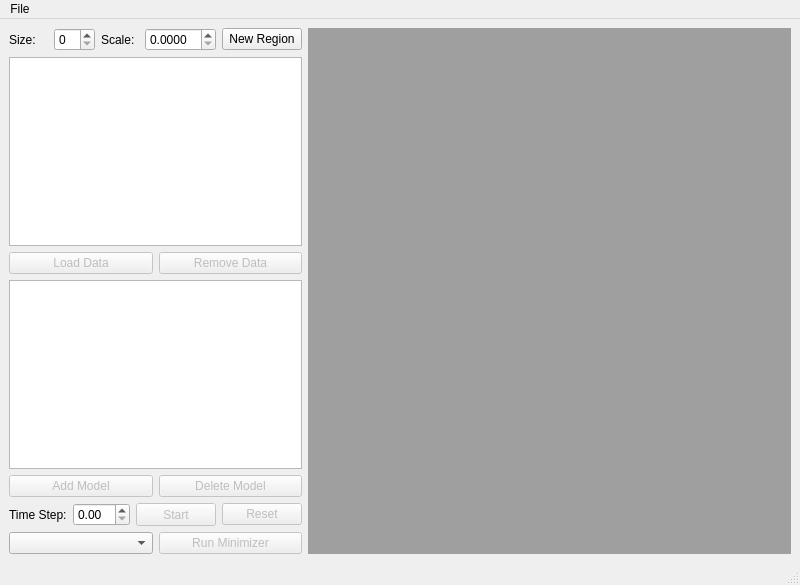
bkloppenborg/simtoi, file src/QT/gui_main.ui: the form before one commit.
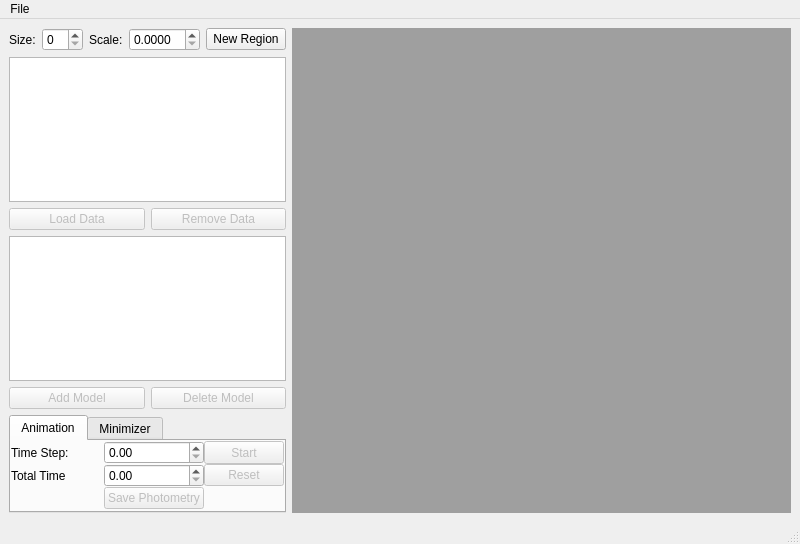
The form after the commit.

```diff
--- a/src/QT/gui_main.ui
+++ b/src/QT/gui_main.ui
@@ -7,7 +7,7 @@
     <x>0</x>
     <y>0</y>
     <width>800</width>
-    <height>585</height>
+    <height>544</height>
    </rect>
   </property>
   <property name="windowTitle">
@@ -50,10 +50,37 @@
       </item>
      </layout>
     </item>
-    <item row="0" column="2" rowspan="9">
+    <item row="0" column="1" rowspan="6">
      <widget class="QMdiArea" name="mdiArea"/>
     </item>
-    <item row="4" column="0">
+    <item row="1" column="0">
+     <widget class="QListView" name="listOpenFiles"/>
+    </item>
+    <item row="2" column="0">
+     <layout class="QHBoxLayout" name="horizontalLayout_2">
+      <item>
+       <widget class="QPushButton" name="btnLoadData">
+        <property name="enabled">
+         <bool>false</bool>
+        </property>
+        <property name="text">
+         <string>Load Data</string>
+        </property>
+       </widget>
+      </item>
+      <item>
+       <widget class="QPushButton" name="btnRemoveData">
+        <property name="enabled">
+         <bool>false</bool>
+        </property>
+        <property name="text">
+         <string>Remove Data</string>
+        </property>
+       </widget>
+      </item>
+     </layout>
+    </item>
+    <item row="3" column="0">
      <widget class="QTreeView" name="treeModels">
       <attribute name="headerMinimumSectionSize">
        <number>1</number>
@@ -63,7 +90,7 @@
       </attribute>
      </widget>
     </item>
-    <item row="5" column="0">
+    <item row="4" column="0">
      <layout class="QGridLayout" name="gridLayout_2">
       <item row="0" column="0">
        <widget class="QPushButton" name="btnAddModel">
@@ -87,60 +114,54 @@
       </item>
      </layout>
     </item>
-    <item row="2" column="0" rowspan="2">
-     <layout class="QHBoxLayout" name="horizontalLayout_2">
-      <item>
-       <widget class="QPushButton" name="btnLoadData">
-        <property name="enabled">
-         <bool>false</bool>
-        </property>
-        <property name="text">
-         <string>Load Data</string>
-        </property>
-       </widget>
-      </item>
-      <item>
-       <widget class="QPushButton" name="btnRemoveData">
-        <property name="enabled">
+    <item row="5" column="0">
+     <widget class="QTabWidget" name="tabWidget">
+      <property name="tabPosition">
+       <enum>QTabWidget::North</enum>
+      </property>
+      <property name="tabShape">
+       <enum>QTabWidget::Rounded</enum>
+      </property>
+      <property name="currentIndex">
+       <number>0</number>
+      </property>
+      <property name="elideMode">
+       <enum>Qt::ElideNone</enum>
+      </property>
+      <property name="usesScrollButtons">
+       <bool>true</bool>
+      </property>
+      <property name="documentMode">
          <bool>false</bool>
         </property>
-        <property name="text">
-         <string>Remove Data</string>
-        </property>
-       </widget>
-      </item>
-     </layout>
-    </item>
-    <item row="7" column="0" rowspan="2">
-     <layout class="QHBoxLayout" name="horizontalLayout_4">
-      <item>
-       <widget class="QComboBox" name="cboMinimizers"/>
-      </item>
-      <item>
-       <widget class="QPushButton" name="btnMinimizer">
-        <property name="enabled">
+      <property name="tabsClosable">
+       <bool>false</bool>
+      </property>
+      <property name="movable">
          <bool>false</bool>
         </property>
-        <property name="text">
-         <string>Run Minimizer</string>
+      <widget class="QWidget" name="tabWidgetPage1" native="true">
+       <attribute name="title">
+        <string>Animation</string>
+       </attribute>
+       <layout class="QGridLayout" name="gridLayout_3">
+        <property name="margin">
+         <number>0</number>
         </property>
-       </widget>
-      </item>
-     </layout>
-    </item>
-    <item row="6" column="0">
-     <layout class="QHBoxLayout" name="horizontalLayout">
-      <item>
+        <property name="spacing">
+         <number>0</number>
+        </property>
+        <item row="0" column="0">
        <widget class="QLabel" name="label_3">
         <property name="text">
          <string>Time Step:</string>
         </property>
        </widget>
       </item>
-      <item>
+        <item row="0" column="1">
        <widget class="QDoubleSpinBox" name="spinTimestep"/>
       </item>
-      <item>
+        <item row="0" column="2">
        <widget class="QPushButton" name="btnStartStop">
         <property name="enabled">
          <bool>false</bool>
@@ -156,7 +177,24 @@
         </property>
        </widget>
       </item>
-      <item>
+        <item row="1" column="0">
+         <widget class="QLabel" name="label_4">
+          <property name="text">
+           <string>Total Time</string>
+          </property>
+         </widget>
+        </item>
+        <item row="1" column="1">
+         <widget class="QDoubleSpinBox" name="spinTotalTime">
+          <property name="maximum">
+           <double>100000.000000000000000</double>
+          </property>
+          <property name="singleStep">
+           <double>100.000000000000000</double>
+          </property>
+         </widget>
+        </item>
+        <item row="1" column="2">
        <widget class="QPushButton" name="btnReset">
         <property name="enabled">
          <bool>false</bool>
@@ -166,10 +204,39 @@
         </property>
        </widget>
       </item>
-     </layout>
-    </item>
-    <item row="1" column="0">
-     <widget class="QListView" name="listOpenFiles"/>
+        <item row="2" column="1">
+         <widget class="QPushButton" name="btnSavePhotometry">
+          <property name="enabled">
+           <bool>false</bool>
+          </property>
+          <property name="text">
+           <string>Save Photometry</string>
+          </property>
+         </widget>
+        </item>
+       </layout>
+      </widget>
+      <widget class="QWidget" name="tabWidgetPage2">
+       <attribute name="title">
+        <string>Minimizer</string>
+       </attribute>
+       <layout class="QVBoxLayout" name="verticalLayout">
+        <item>
+         <widget class="QComboBox" name="cboMinimizers"/>
+        </item>
+        <item>
+         <widget class="QPushButton" name="btnMinimizer">
+          <property name="enabled">
+           <bool>false</bool>
+          </property>
+          <property name="text">
+           <string>Run Minimizer</string>
+          </property>
+         </widget>
+        </item>
+       </layout>
+      </widget>
+     </widget>
     </item>
    </layout>
   </widget>
```
Lines whose indentation alone changed are shown as unchanged.
